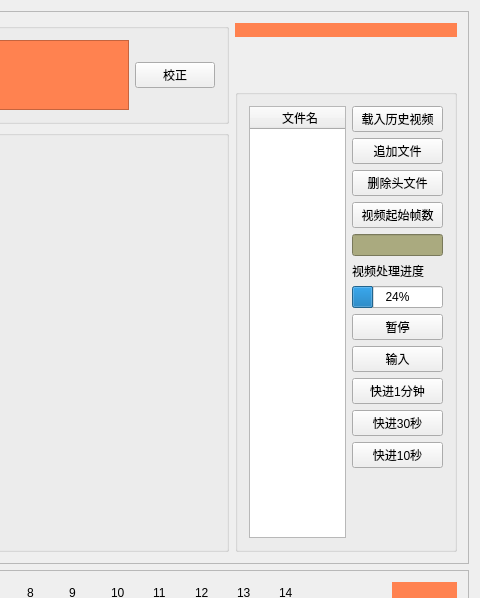
Qt form OCRProject/Ui/OcrControl.ui (ThePowerOfSwift/OCR_LIVE_HISTORY) before a commit; both pictures show x 571 to 1051 and y 0 to 598 of the 1051 by 877 pixel window.
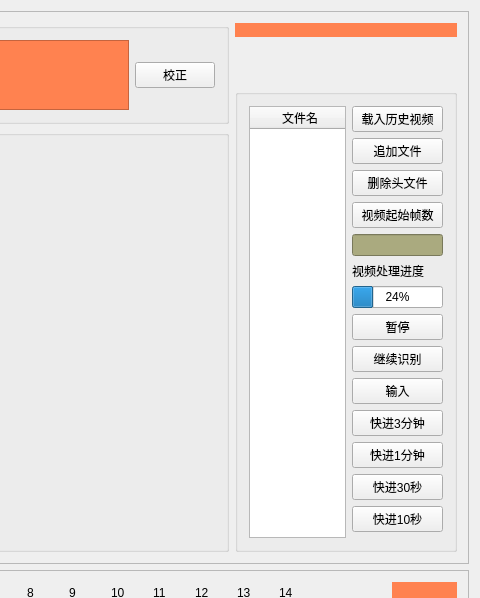
The same form after that commit.

What changed in the file:
```diff
--- a/OCRProject/Ui/OcrControl.ui
+++ b/OCRProject/Ui/OcrControl.ui
@@ -281,7 +281,7 @@
                       </widget>
                      </item>
                      <item>
-                      <layout class="QVBoxLayout" name="verticalLayout_23" stretch="20,1,0,0,0,0,0,20">
+                      <layout class="QVBoxLayout" name="verticalLayout_23" stretch="20,1,0,0,0,0,0,0,0,20">
                        <item>
                         <layout class="QVBoxLayout" name="verticalLayout_3">
                          <item>
@@ -346,6 +346,13 @@
                          </property>
                         </widget>
                        </item>
+                       <item>
+                        <widget class="QPushButton" name="continueBtn">
+                         <property name="text">
+                          <string>继续识别</string>
+                         </property>
+                        </widget>
+                       </item>
                        <item>
                         <widget class="QPushButton" name="acquireUserInputDataBtn">
                          <property name="text">
@@ -353,6 +360,13 @@
                          </property>
                         </widget>
                        </item>
+                       <item>
+                        <widget class="QPushButton" name="advance3MinBtn">
+                         <property name="text">
+                          <string>快进3分钟</string>
+                         </property>
+                        </widget>
+                       </item>
                        <item>
                         <widget class="QPushButton" name="advance1MinBtn">
                          <property name="text">
```
Left out of the diff: 2 changed lines with no effect on the pictures.
